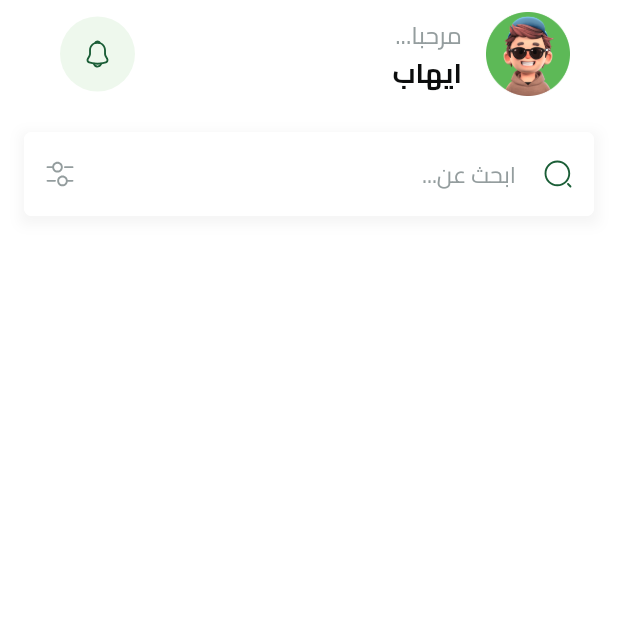
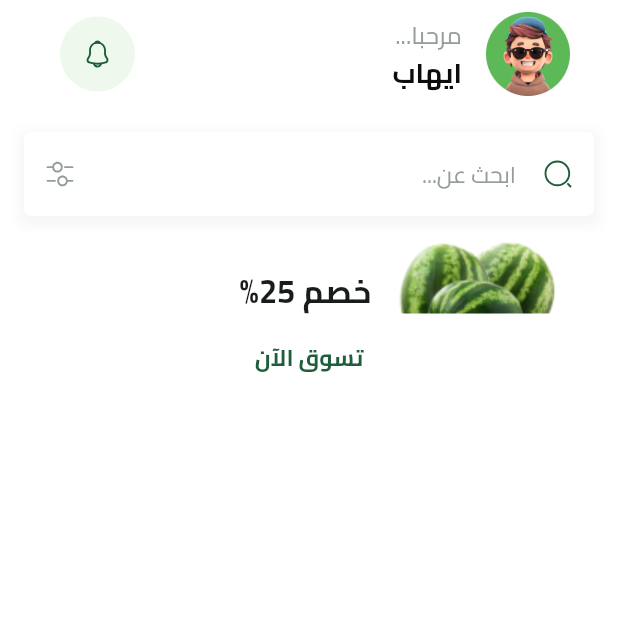
Before and after one commit to Ehabhanna1/Fruits-HuB, a Flutter app: the HomeView screen opened by its route, on a phone screen of 412 x 824 dp, the top half of it. Run offline on Flutter 3.47's test engine with Material 3 defaults, Android fonts, the phone set to English and light mode, and no system bars; our stand-ins replace bloc, cloud_firestore, dartz, dots_indicator, firebase_auth, firebase_core and 7 more; missing offline and left inert: flutter_facebook_auth; accounts and stored records are empty.

Commit message:
feature item part 1

```diff
--- /dev/null
+++ b/lib/features/home/presentation/views/widgets/feature_item.dart
@@ -0,0 +1,29 @@
+import 'package:flutter/material.dart';
+import 'package:fruits_hub_app/core/utils/app_images.dart';
+import 'package:fruits_hub_app/core/utils/app_text.dart';
+import 'package:fruits_hub_app/features/home/presentation/views/widgets/feature_item_button.dart';
+
+class FeatureItem extends StatelessWidget {
+  const FeatureItem({super.key});
+
+  @override
+  Widget build(BuildContext context) {
+    return SizedBox(
+      width: MediaQuery.sizeOf(context).width *0.9,
+      child: Stack(
+        children: [
+          Image.asset(AppImages.imagesWatermelonTest),
+          Container(
+            child: Column(
+              children: [
+                Text("عروض العيد",style: TextStyles.regular16.copyWith(color: Colors.white),),
+                Text(" خصم 25%",style: TextStyles.bold21,),
+                FeatureItemButton(onPressed: () {},),
+              ],
+            ),
+          ),
+        ],
+      ),
+    );
+  }
+}
--- /dev/null
+++ b/lib/features/home/presentation/views/widgets/feature_item_button.dart
@@ -0,0 +1,32 @@
+import 'package:flutter/material.dart';
+import 'package:fruits_hub_app/core/utils/app_colors.dart';
+import 'package:fruits_hub_app/core/utils/app_text.dart';
+
+class FeatureItemButton extends StatelessWidget {
+  const FeatureItemButton({super.key,  required this.onPressed});
+
+
+  final VoidCallback onPressed;
+
+  @override
+  Widget build(BuildContext context) {
+    return SizedBox(
+      width: double.infinity,
+      height: 60,
+      child: TextButton(
+        style: TextButton.styleFrom(
+          backgroundColor: Colors.white,
+
+          shape: RoundedRectangleBorder(
+            borderRadius: BorderRadius.circular(15),
+          ),
+        ),
+
+        onPressed: onPressed,
+         child: Text('تسوق الآن',style: TextStyles.bold15.copyWith(
+           color: AppColors.primaryColor
+         ))
+         ),
+    );
+  }
+}
--- a/lib/features/home/presentation/views/widgets/home_view_body.dart
+++ b/lib/features/home/presentation/views/widgets/home_view_body.dart
@@ -3,6 +3,7 @@ import 'package:flutter/material.dart';
 import 'package:fruits_hub_app/core/utils/spacing.dart';
 import 'package:fruits_hub_app/core/widgets/search_text_field.dart';
 import 'package:fruits_hub_app/features/home/presentation/views/widgets/custom_home_app_bar.dart';
+import 'package:fruits_hub_app/features/home/presentation/views/widgets/feature_item.dart';
 
 class HomeViewBody extends StatelessWidget {
   const HomeViewBody({super.key});
@@ -20,6 +21,8 @@ class HomeViewBody extends StatelessWidget {
                 CustomHomeAppBar(),
                 verticalSpacing(16),
                 SearchTextField(),
+                verticalSpacing(12),
+                FeatureItem(),
               ],
             ),
           ),
```
